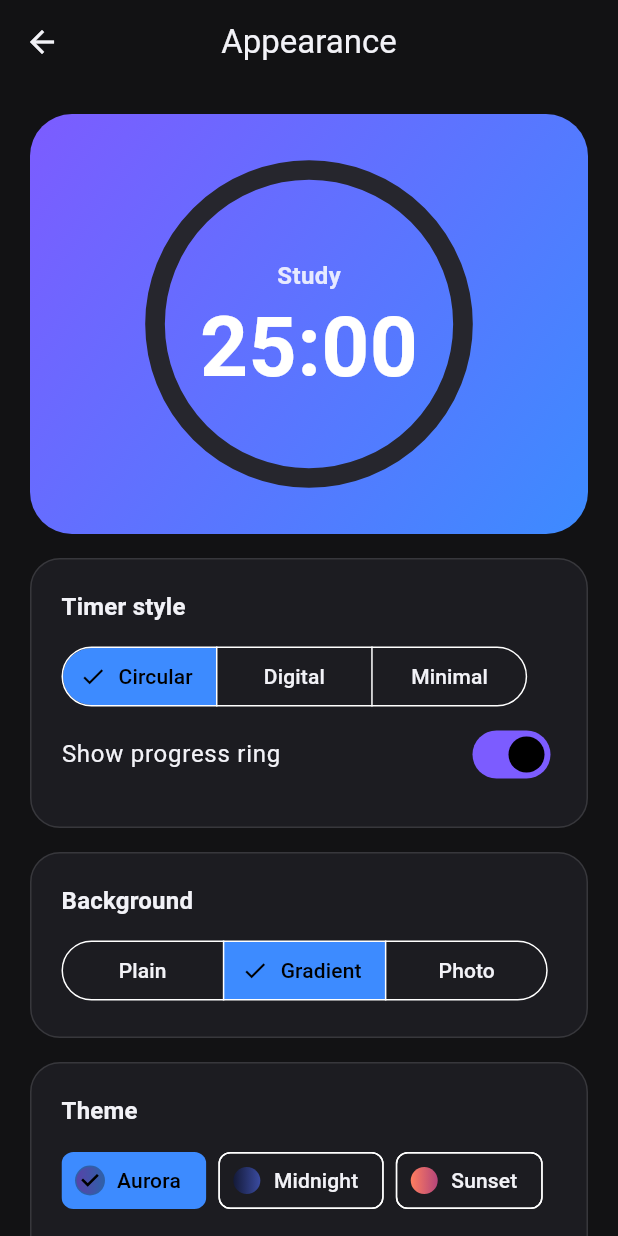
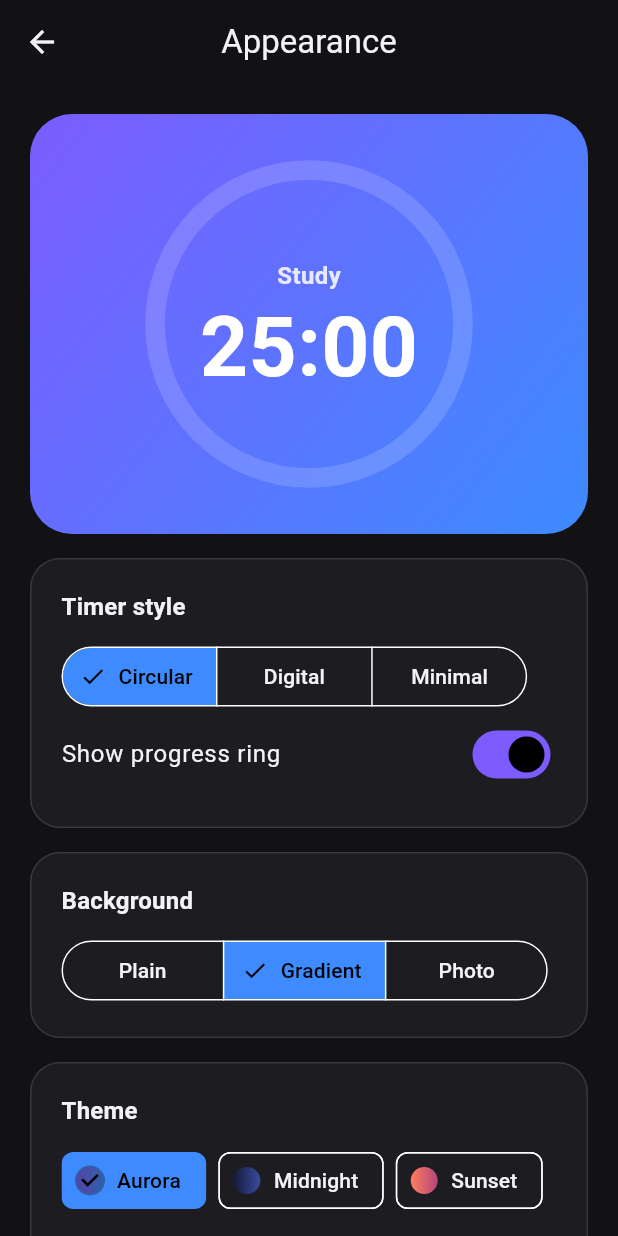
Before and after one commit to Dhaymine/focus, a Flutter app: the AppearanceScreen screen opened directly, on a phone screen of 412 x 824 dp. Run offline on Flutter 3.47's test engine with Material 3 defaults, Android fonts, the phone set to English and light mode, and no system bars; our stand-ins replace audioplayers, file_picker, flutter_local_notifications, flutter_riverpod, go_router, shared_preferences and 1 more; accounts and stored records are empty; generated files the repository leaves out were written again.

Commit message:
Update progress_ring.dart

```diff
--- a/lib/shared/widgets/progress_ring.dart
+++ b/lib/shared/widgets/progress_ring.dart
@@ -11,6 +11,8 @@ class ProgressRing extends StatelessWidget {
     this.size = 120,
     this.strokeWidth = 12,
     this.child,
+    this.colors,
+    this.trackColor,
   });
 
   /// 0.0 to 1.0
@@ -19,9 +21,14 @@ class ProgressRing extends StatelessWidget {
   final double strokeWidth;
   final Widget? child;
 
+  /// Two or more gradient colors. Defaults to the app accent gradient.
+  final List<Color>? colors;
+  final Color? trackColor;
+
   @override
   Widget build(BuildContext context) {
-    final track = Theme.of(context).colorScheme.surfaceContainerHighest;
+    final track =
+        trackColor ?? Theme.of(context).colorScheme.surfaceContainerHighest;
     return SizedBox(
       width: size,
       height: size,
@@ -34,6 +41,7 @@ class ProgressRing extends StatelessWidget {
               value: value.clamp(0.0, 1.0),
               trackColor: track,
               strokeWidth: strokeWidth,
+              colors: colors ?? const [AppColors.purple, AppColors.blue],
             ),
           ),
           if (child != null) child!,
@@ -48,11 +56,13 @@ class _RingPainter extends CustomPainter {
     required this.value,
     required this.trackColor,
     required this.strokeWidth,
+    required this.colors,
   });
 
   final double value;
   final Color trackColor;
   final double strokeWidth;
+  final List<Color> colors;
 
   @override
   void paint(Canvas canvas, Size size) {
@@ -69,7 +79,7 @@ class _RingPainter extends CustomPainter {
     final gradient = SweepGradient(
       startAngle: 0,
       endAngle: 2 * math.pi,
-      colors: const [AppColors.purple, AppColors.blue],
+      colors: colors.length >= 2 ? colors : [colors.first, colors.first],
       transform: const GradientRotation(-math.pi / 2),
     );
     final progressPaint = Paint()
@@ -77,12 +87,14 @@ class _RingPainter extends CustomPainter {
       ..strokeWidth = strokeWidth
       ..strokeCap = StrokeCap.round
       ..shader = gradient.createShader(rect);
-    canvas.drawArc(rect, -math.pi / 2, 2 * math.pi * value, false, progressPaint);
+    canvas.drawArc(
+        rect, -math.pi / 2, 2 * math.pi * value, false, progressPaint);
   }
 
   @override
   bool shouldRepaint(covariant _RingPainter old) =>
       old.value != value ||
       old.trackColor != trackColor ||
-      old.strokeWidth != strokeWidth;
+      old.strokeWidth != strokeWidth ||
+      old.colors != colors;
 }
```
